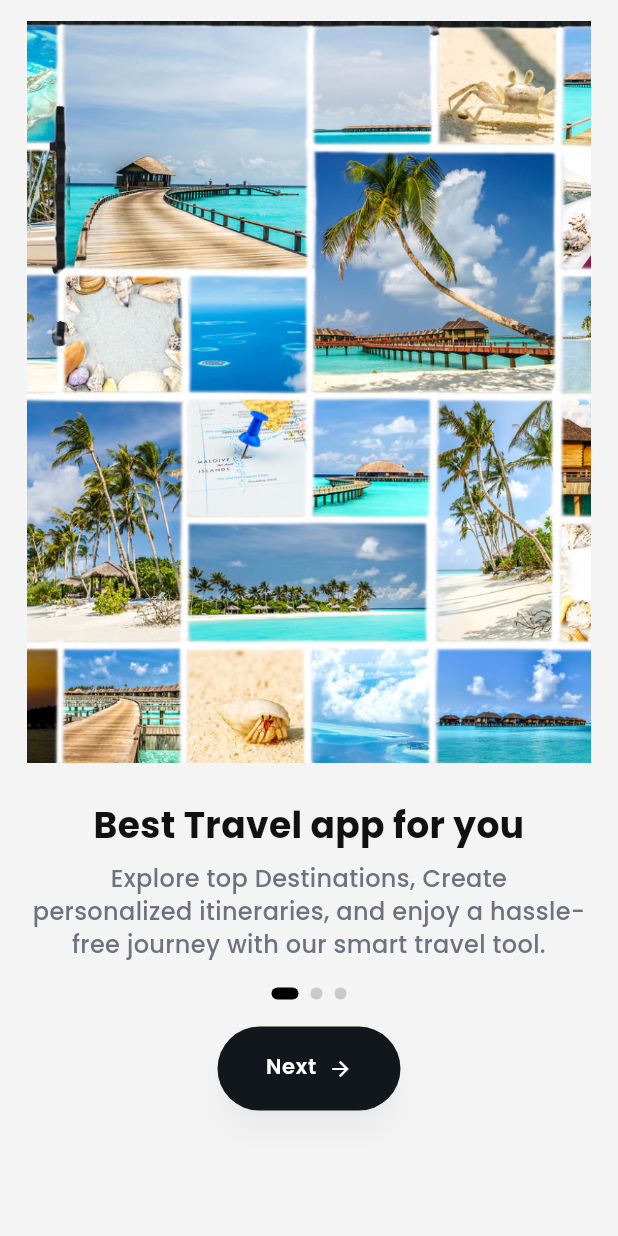
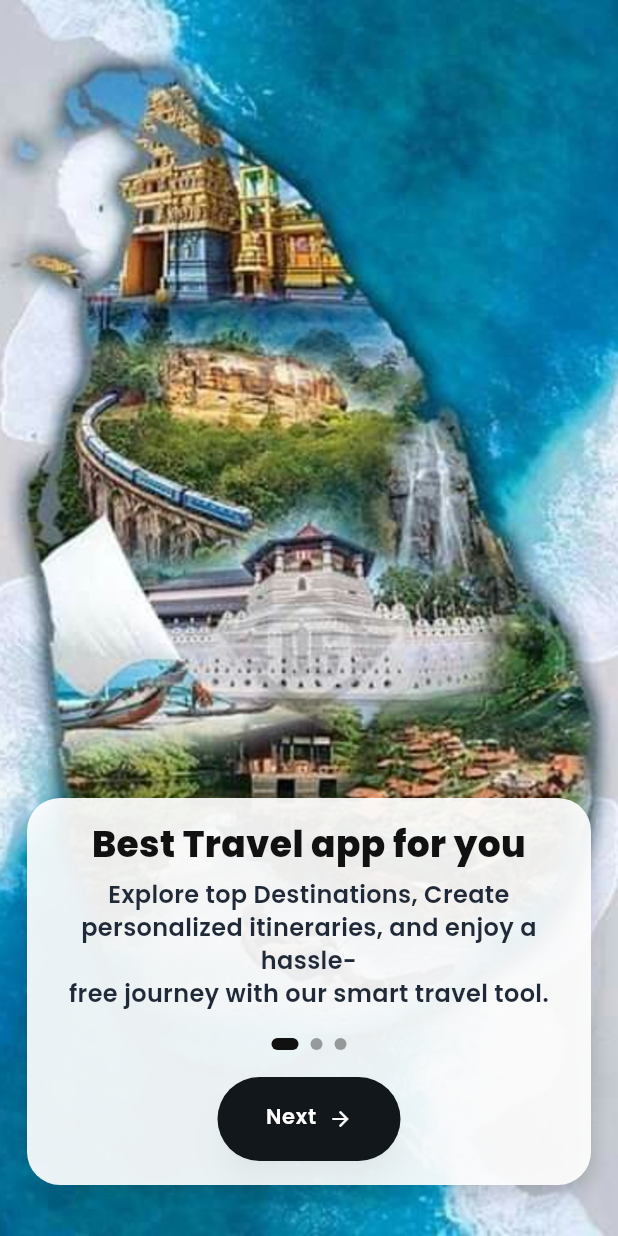
Before and after one commit to sanularajapaksha-prog/Sey-go-travel-guide-app-mobile-app, a Flutter app: the screen it shows after launch, on a phone screen of 412 x 824 dp. Run offline on Flutter 3.47's test engine with Material 3 defaults, Android fonts, the phone set to English and light mode, and no system bars; our stand-ins replace cached_network_image, connectivity_plus, flutter_dotenv, flutter_svg, fluttertoast, geolocator and 6 more; accounts and stored records are empty.

Commit message:
Improve intro screens visual clarity and asset quality

```diff
--- a/Documents/seygo/front-end/lib/presentation/welcome_intro_page/welcome_intro_page.dart
+++ b/Documents/seygo/front-end/lib/presentation/welcome_intro_page/welcome_intro_page.dart
@@ -10,51 +10,88 @@ class WelcomeIntroPage extends StatelessWidget {
   @override
   Widget build(BuildContext context) {
     return Scaffold(
-      backgroundColor: const Color(0xFFF4F4F4),
       body: SafeArea(
+        child: Container(
+          decoration: const BoxDecoration(
+            image: DecorationImage(
+              image: AssetImage('assets/images/onboard_2.png'),
+              fit: BoxFit.cover,
+              filterQuality: FilterQuality.high,
+              isAntiAlias: true,
+            ),
+          ),
           child: Padding(
             padding: const EdgeInsets.fromLTRB(18, 6, 18, 18),
             child: Column(
               children: [
-              const SizedBox(height: 8),
-              SizedBox(
-                height: MediaQuery.of(context).size.height * 0.60,
+                const Spacer(),
+                Container(
                   width: double.infinity,
-                child: Image.asset(
-                  'assets/images/onboard_2.png',
-                  fit: BoxFit.cover,
+                  padding: const EdgeInsets.fromLTRB(18, 18, 18, 16),
+                  decoration: BoxDecoration(
+                    color: Colors.white.withValues(alpha: 0.92),
+                    borderRadius: BorderRadius.circular(22),
+                    boxShadow: const [
+                      BoxShadow(
+                        color: Color(0x33000000),
+                        blurRadius: 14,
+                        offset: Offset(0, 5),
                       ),
+                    ],
                   ),
-              const SizedBox(height: 24),
+                  child: Column(
+                    children: [
                       Text(
                         'Best Travel app for you',
                         textAlign: TextAlign.center,
                         style: GoogleFonts.poppins(
                           fontSize: 24,
-                  fontWeight: FontWeight.w700,
+                          fontWeight: FontWeight.w800,
                           color: const Color(0xFF111111),
+                          height: 1.02,
                         ),
                       ),
-              const SizedBox(height: 8),
+                      const SizedBox(height: 12),
                       Text(
                         'Explore top Destinations, Create\npersonalized itineraries, and enjoy a hassle-\nfree journey with our smart travel tool.',
                         textAlign: TextAlign.center,
                         style: GoogleFonts.poppins(
                           fontSize: 16,
-                  color: const Color(0xFF6B7280),
-                  fontWeight: FontWeight.w500,
-                  height: 1.4,
+                          color: const Color(0xFF1F2937),
+                          fontWeight: FontWeight.w600,
+                          height: 1.35,
                         ),
                       ),
                       const SizedBox(height: 18),
-              const Row(
+                      Row(
                         mainAxisAlignment: MainAxisAlignment.center,
                         children: [
-                  IndicatorDot(active: true),
-                  SizedBox(width: 8),
-                  IndicatorDot(active: false),
-                  SizedBox(width: 8),
-                  IndicatorDot(active: false),
+                          Container(
+                            width: 18,
+                            height: 8,
+                            decoration: BoxDecoration(
+                              color: const Color(0xFF111111),
+                              borderRadius: BorderRadius.circular(10),
+                            ),
+                          ),
+                          const SizedBox(width: 8),
+                          Container(
+                            width: 8,
+                            height: 8,
+                            decoration: const BoxDecoration(
+                              color: Color(0x5C000000),
+                              shape: BoxShape.circle,
+                            ),
+                          ),
+                          const SizedBox(width: 8),
+                          Container(
+                            width: 8,
+                            height: 8,
+                            decoration: const BoxDecoration(
+                              color: Color(0x5C000000),
+                              shape: BoxShape.circle,
+                            ),
+                          ),
                         ],
                       ),
                       const SizedBox(height: 18),
@@ -62,8 +99,12 @@ class WelcomeIntroPage extends StatelessWidget {
                         onPressed: () =>
                             Navigator.pushNamed(context, AppRoutes.introPlanner),
                       ),
+                    ],
+                  ),
+                ),
                 const SizedBox(height: 16),
               ],
+            ),
           ),
         ),
       ),
```
Also changed, not shown: Documents/seygo/front-end/assets/images/2nd page_image.jpg (added), Documents/seygo/front-end/assets/images/O.png (added), Documents/seygo/front-end/assets/images/onboard_2.png. Lines whose indentation alone changed are shown as unchanged.
